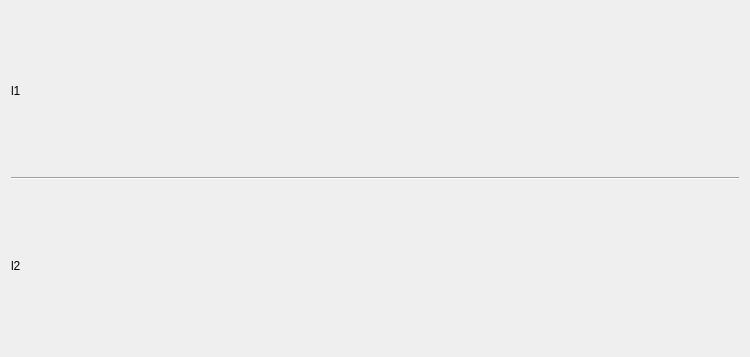
Above: PowerManager/settingsdialog.ui from kasarkonic/PowerManager before the change. Below: the same form after it.
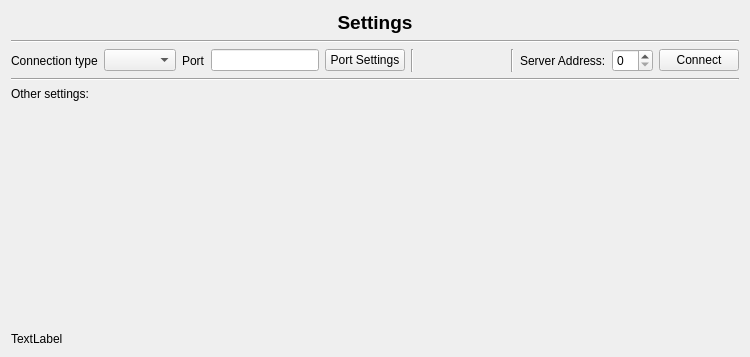
That is the form after the change.

```diff
--- a/PowerManager/settingsdialog.ui
+++ b/PowerManager/settingsdialog.ui
@@ -17,12 +17,107 @@
    <item>
     <layout class="QVBoxLayout" name="verticalLayout">
      <item>
-      <widget class="QLabel" name="label_2">
-       <property name="text">
-        <string>l1</string>
+      <layout class="QVBoxLayout" name="verticalLayout_4">
+       <item>
+        <widget class="QLabel" name="label_3">
+         <property name="font">
+          <font>
+           <pointsize>14</pointsize>
+           <bold>true</bold>
+          </font>
+         </property>
+         <property name="text">
+          <string>Settings</string>
+         </property>
+         <property name="alignment">
+          <set>Qt::AlignmentFlag::AlignCenter</set>
+         </property>
+        </widget>
+       </item>
+      </layout>
+     </item>
+     <item>
+      <widget class="Line" name="line_4">
+       <property name="orientation">
+        <enum>Qt::Orientation::Horizontal</enum>
        </property>
       </widget>
      </item>
+     <item>
+      <layout class="QHBoxLayout" name="horizontalLayout">
+       <item>
+        <widget class="QLabel" name="label_2">
+         <property name="text">
+          <string>Connection type</string>
+         </property>
+        </widget>
+       </item>
+       <item>
+        <widget class="QComboBox" name="connectType_comboBox"/>
+       </item>
+       <item>
+        <widget class="QLabel" name="label_4">
+         <property name="text">
+          <string>Port</string>
+         </property>
+        </widget>
+       </item>
+       <item>
+        <widget class="QLineEdit" name="port_lineEdit"/>
+       </item>
+       <item>
+        <widget class="QPushButton" name="portSettings_pushButton">
+         <property name="text">
+          <string>Port Settings</string>
+         </property>
+        </widget>
+       </item>
+       <item>
+        <widget class="Line" name="line_2">
+         <property name="orientation">
+          <enum>Qt::Orientation::Vertical</enum>
+         </property>
+        </widget>
+       </item>
+       <item>
+        <spacer name="horizontalSpacer">
+         <property name="orientation">
+          <enum>Qt::Orientation::Horizontal</enum>
+         </property>
+         <property name="sizeHint" stdset="0">
+          <size>
+           <width>40</width>
+           <height>20</height>
+          </size>
+         </property>
+        </spacer>
+       </item>
+       <item>
+        <widget class="Line" name="line_3">
+         <property name="orientation">
+          <enum>Qt::Orientation::Vertical</enum>
+         </property>
+        </widget>
+       </item>
+       <item>
+        <widget class="QLabel" name="label_5">
+         <property name="text">
+          <string>Server Address:</string>
+         </property>
+        </widget>
+       </item>
+       <item>
+        <widget class="QSpinBox" name="serverAddres_spinBox"/>
+       </item>
+       <item>
+        <widget class="QPushButton" name="connect_pushButton">
+         <property name="text">
+          <string>Connect</string>
+         </property>
+        </widget>
+       </item>
+      </layout>
+     </item>
     </layout>
    </item>
    <item>
@@ -37,10 +132,34 @@
      <item>
       <widget class="QLabel" name="label">
        <property name="text">
-        <string>l2</string>
+        <string>Other settings:</string>
        </property>
       </widget>
      </item>
+     <item>
+      <spacer name="verticalSpacer_2">
+       <property name="orientation">
+        <enum>Qt::Orientation::Vertical</enum>
+       </property>
+       <property name="sizeHint" stdset="0">
+        <size>
+         <width>20</width>
+         <height>40</height>
+        </size>
+       </property>
+      </spacer>
+     </item>
+     <item>
+      <layout class="QVBoxLayout" name="verticalLayout_5">
+       <item>
+        <widget class="QLabel" name="statusBar_label">
+         <property name="text">
+          <string>TextLabel</string>
+         </property>
+        </widget>
+       </item>
+      </layout>
+     </item>
     </layout>
    </item>
   </layout>
```
